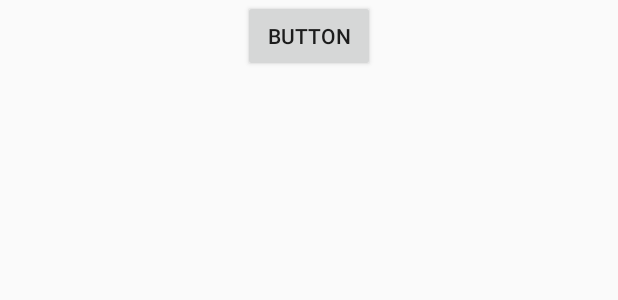
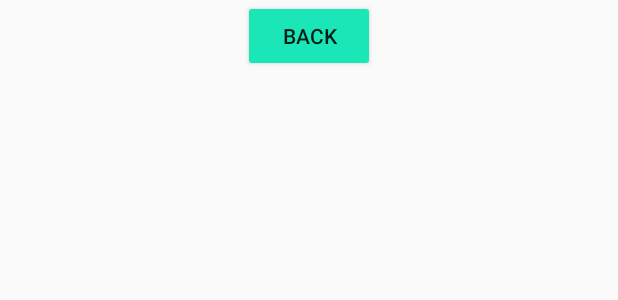
Before and after one commit to RPS-CapsLock/PJ-2025-MobileApp, an Android app built with Jetpack Compose: the layout mixing_cocktails.xml on its own in the app's theme, with its tools: preview values and no code run, on a phone screen of 412 x 824 dp. Shown: the top 300 px of the screen. Run offline under Robolectric (Android 15) with nearby library versions, the phone set to English and light mode, and no system bars.

Commit message:
modified the button to for going back

```diff
--- a/app/src/main/res/layout/mixing_cocktails.xml
+++ b/app/src/main/res/layout/mixing_cocktails.xml
@@ -9,7 +9,8 @@
         android:id="@+id/button2"
         android:layout_width="wrap_content"
         android:layout_height="wrap_content"
-        android:text="Button"
+        android:backgroundTint="#1AE6B8"
+        android:text="Back"
         app:layout_constraintEnd_toEndOf="parent"
         app:layout_constraintStart_toStartOf="parent"
         app:layout_constraintTop_toTopOf="parent" />
```
